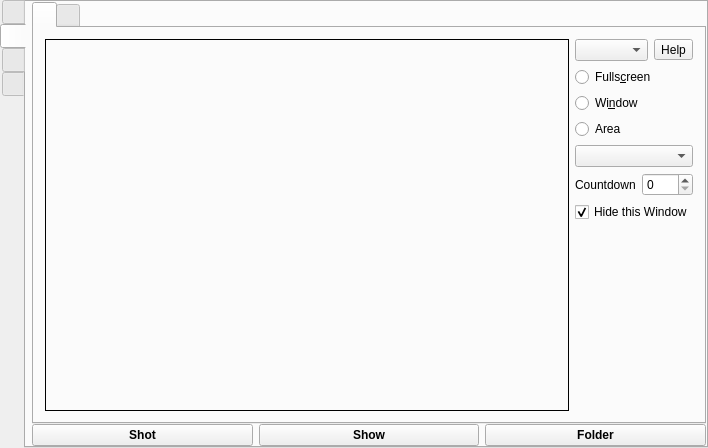
vkohaupt/vokoscreenNG, file src/formMainWindow.ui: the form before one commit.
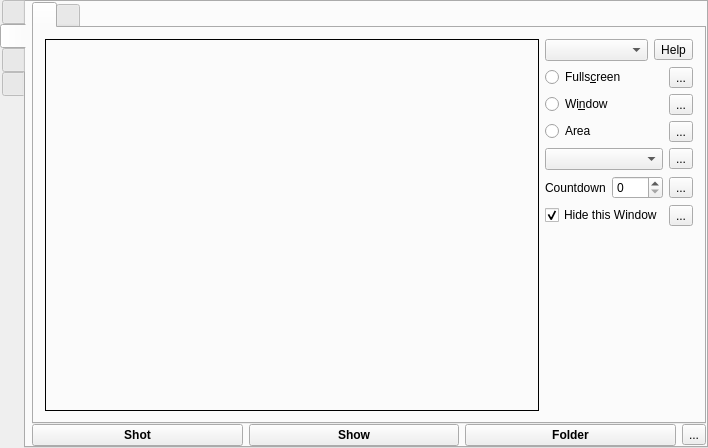
The form after the commit. The open tabs and pages were chosen to show the change. Icons and pictures are not drawn.

Commit message: Screenshot add helpbuttons

Diff of the .ui file:
```diff
--- a/src/formMainWindow.ui
+++ b/src/formMainWindow.ui
@@ -1879,6 +1879,8 @@
                </layout>
               </item>
               <item>
+               <layout class="QHBoxLayout" name="horizontalLayout_37">
+                <item>
                <widget class="QRadioButton" name="radioButtonScreenshotFullscreen">
                 <property name="text">
                  <string notr="true">Fulls&amp;creen</string>
@@ -1886,6 +1888,17 @@
                </widget>
               </item>
               <item>
+                 <widget class="QToolButton" name="toolButton">
+                  <property name="text">
+                   <string>...</string>
+                  </property>
+                 </widget>
+                </item>
+               </layout>
+              </item>
+              <item>
+               <layout class="QHBoxLayout" name="horizontalLayout_38">
+                <item>
                <widget class="QRadioButton" name="radioButtonScreenshotWindow">
                 <property name="text">
                  <string notr="true">Wi&amp;ndow</string>
@@ -1893,6 +1906,17 @@
                </widget>
               </item>
               <item>
+                 <widget class="QToolButton" name="toolButton_2">
+                  <property name="text">
+                   <string>...</string>
+                  </property>
+                 </widget>
+                </item>
+               </layout>
+              </item>
+              <item>
+               <layout class="QHBoxLayout" name="horizontalLayout_39">
+                <item>
                <widget class="QRadioButton" name="radioButtonScreenshotArea">
                 <property name="text">
                  <string>Area</string>
@@ -1900,9 +1924,29 @@
                </widget>
               </item>
               <item>
+                 <widget class="QToolButton" name="toolButton_3">
+                  <property name="text">
+                   <string>...</string>
+                  </property>
+                 </widget>
+                </item>
+               </layout>
+              </item>
+              <item>
+               <layout class="QHBoxLayout" name="horizontalLayout_40">
+                <item>
                <widget class="QComboBox" name="comboBoxScreenShotFormat"/>
               </item>
               <item>
+                 <widget class="QToolButton" name="toolButton_4">
+                  <property name="text">
+                   <string>...</string>
+                  </property>
+                 </widget>
+                </item>
+               </layout>
+              </item>
+              <item>
                <layout class="QHBoxLayout" name="horizontalLayout_18">
                 <item>
                  <widget class="QLabel" name="labelScreenShotCountdown">
@@ -1917,8 +1961,17 @@
                 <item>
                  <widget class="QSpinBox" name="spinBoxScreenshotCountDown"/>
                 </item>
+                <item>
+                 <widget class="QToolButton" name="toolButtonHelpCountdown_2">
+                  <property name="text">
+                   <string>...</string>
+                  </property>
+                 </widget>
+                </item>
                </layout>
               </item>
+              <item>
+               <layout class="QHBoxLayout" name="horizontalLayout_41">
               <item>
                <widget class="QCheckBox" name="checkBoxScreenshotHideThisWindow">
                 <property name="text">
@@ -1930,6 +1983,15 @@
                </widget>
               </item>
               <item>
+                 <widget class="QToolButton" name="toolButton_5">
+                  <property name="text">
+                   <string>...</string>
+                  </property>
+                 </widget>
+                </item>
+               </layout>
+              </item>
+              <item>
                <spacer name="verticalSpacer_11">
                 <property name="orientation">
                  <enum>Qt::Vertical</enum>
@@ -2041,6 +2103,13 @@
             </property>
            </widget>
           </item>
+          <item>
+           <widget class="QToolButton" name="toolButton_6">
+            <property name="text">
+             <string>...</string>
+            </property>
+           </widget>
+          </item>
          </layout>
         </item>
        </layout>
```
Lines whose indentation alone changed are shown as unchanged.
